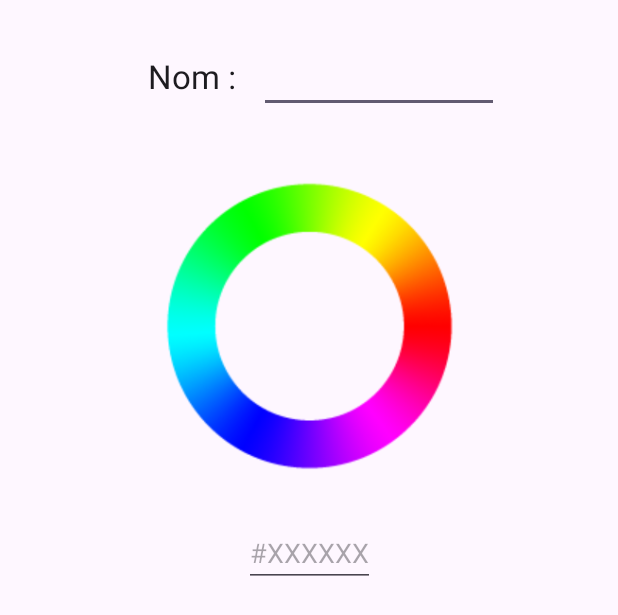
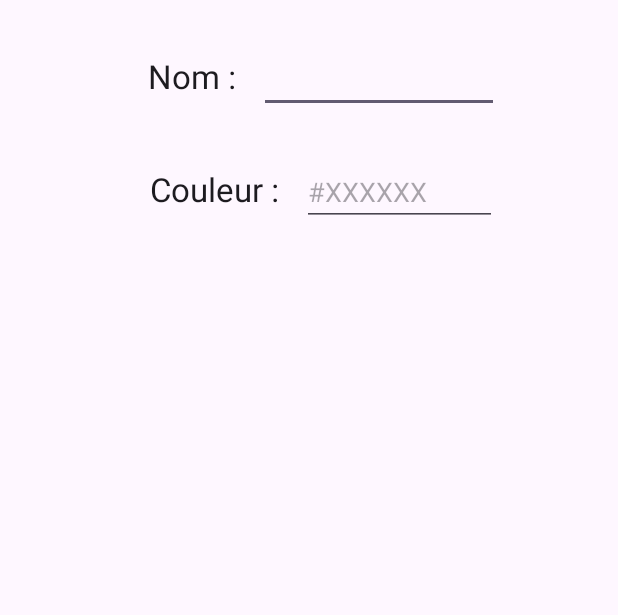
Before and after one commit to btssn-lasalle-84/domotifications-2024, an Android app: the layout ajout_module.xml on its own in the app's theme, with its tools: preview values and no code run, on a phone screen of 412 x 824 dp. Shown: the top 615 px of the screen. Run offline under Robolectric (Android 15) with nearby library versions, the phone set to English and light mode, and no system bars.

Commit message:
Remanie le code

```diff
--- a/domotifications-android/Domotifications/app/src/main/java/com/lasalle/domotifications/BaseDeDonnees.java
+++ b/domotifications-android/Domotifications/app/src/main/java/com/lasalle/domotifications/BaseDeDonnees.java
@@ -29,7 +29,7 @@ public class BaseDeDonnees extends SQLiteOpenHelper
     private static final String TAG = "_BaseDeDonnees"; //!< TAG pour les logs
     private static final String DOMOTIFICATIONS_BDD =
       "domotifications.db";                                   //!< Nom de la base de données
-    private static final int VERSION_DOMOTIFICATIONS_BDD = 2; //!< Version de la base de données
+    private static final int VERSION_DOMOTIFICATIONS_BDD = 3; //!< Version de la base de données
     public static final int  ID_DOMOTIFICATIONS          = 1;
 
     /**
--- a/domotifications-android/Domotifications/app/src/main/res/layout/ajout_module.xml
+++ b/domotifications-android/Domotifications/app/src/main/res/layout/ajout_module.xml
@@ -3,19 +3,24 @@
     xmlns:app="http://schemas.android.com/apk/res-auto"
     xmlns:tools="http://schemas.android.com/tools"
     android:layout_width="match_parent"
-    android:layout_height="match_parent"
-    tools:context=".MainActivity">
+    android:layout_height="match_parent">
 
     <LinearLayout
         android:layout_width="match_parent"
         android:layout_height="wrap_content"
         android:gravity="center_horizontal"
-        android:orientation="horizontal"
+        android:orientation="vertical"
         app:layout_constraintTop_toTopOf="parent"
         app:layout_constraintStart_toStartOf="parent"
         app:layout_constraintEnd_toEndOf="parent"
         android:layout_marginTop="30dp"
         android:layout_marginBottom="16dp">
+
+    <LinearLayout
+        android:layout_width="match_parent"
+        android:layout_height="wrap_content"
+        android:gravity="center_horizontal"
+        android:orientation="horizontal">
 
         <TextView
             android:id="@+id/textViewNom"
@@ -34,26 +39,30 @@
             android:text=""/>
     </LinearLayout>
 
-    <!-- Ajout de la partie pour la sélection de couleur -->
+    <LinearLayout
+        android:layout_width="match_parent"
+        android:layout_height="wrap_content"
+        android:gravity="center_horizontal"
+        android:orientation="horizontal"
+        android:layout_marginTop="30dp"
+        android:layout_marginBottom="16dp">
 
-    <ImageView
-        android:id="@+id/selecteur"
-        android:layout_width="365dp"
-        android:layout_height="242dp"
-        android:layout_marginTop="96dp"
-        android:src="@drawable/couleurcercle"
-        app:layout_constraintEnd_toEndOf="parent"
-        app:layout_constraintStart_toStartOf="parent"
-        app:layout_constraintTop_toTopOf="parent" />
+    <TextView
+        android:id="@+id/textViewCouleur"
+        android:layout_width="wrap_content"
+        android:layout_height="wrap_content"
+        android:layout_marginLeft="20dp"
+        android:layout_marginRight="10dp"
+        android:text="Couleur : "
+        android:textAppearance="@style/TextAppearance.AppCompat.Large"/>
 
     <com.google.android.material.textfield.TextInputEditText
-        android:id="@+id/couleurhexa"
+        android:id="@+id/editTextCouleurHTML"
         android:layout_width="wrap_content"
         android:layout_height="wrap_content"
-        android:hint="#XXXXXX"
-        android:layout_marginTop="8dp"
-        app:layout_constraintTop_toBottomOf="@+id/selecteur"
-        app:layout_constraintStart_toStartOf="parent"
-        app:layout_constraintEnd_toEndOf="parent" />
+        android:width="130dp"
+        android:hint="#XXXXXX" />
+    </LinearLayout>
+    </LinearLayout>
 
 </androidx.constraintlayout.widget.ConstraintLayout>
```
Also changed, not shown: domotifications-android/Domotifications/app/src/main/java/com/lasalle/domotifications/FenetreBoiteAuxLettres.java (+13 -7 lines), domotifications-android/Domotifications/app/src/main/java/com/lasalle/domotifications/FenetreMachine.java (+34 -19 lines), domotifications-android/Domotifications/app/src/main/java/com/lasalle/domotifications/FenetrePoubelle.java (+17 -11 lines), domotifications-android/Domotifications/app/src/main/java/com/lasalle/domotifications/IHM.java (+8 -12 lines), domotifications-android/Domotifications/app/src/main/java/com/lasalle/domotifications/Module.java (+13 -7 lines).
